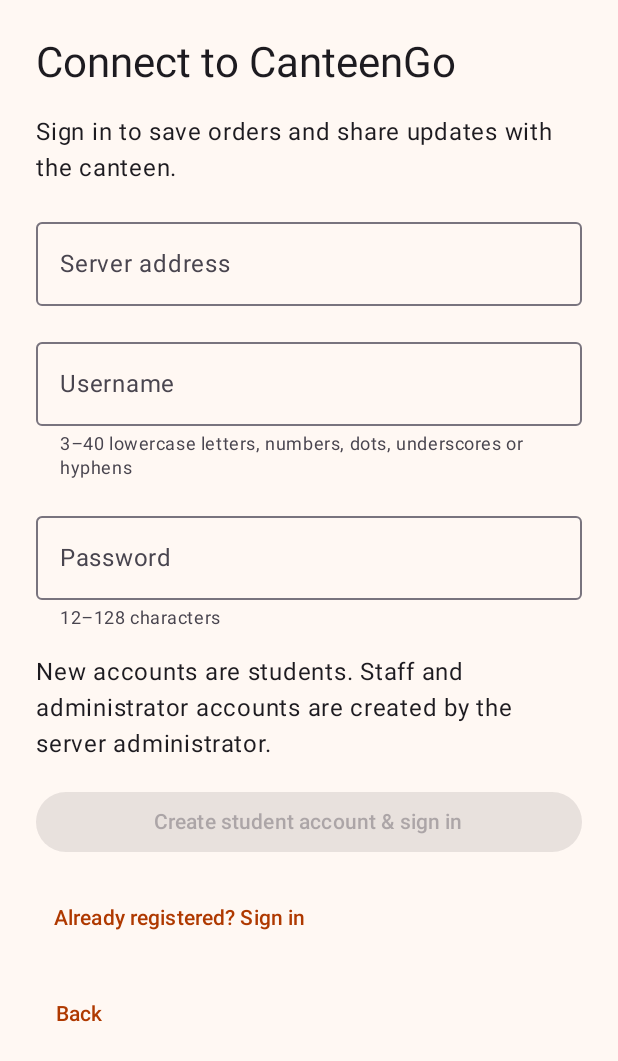
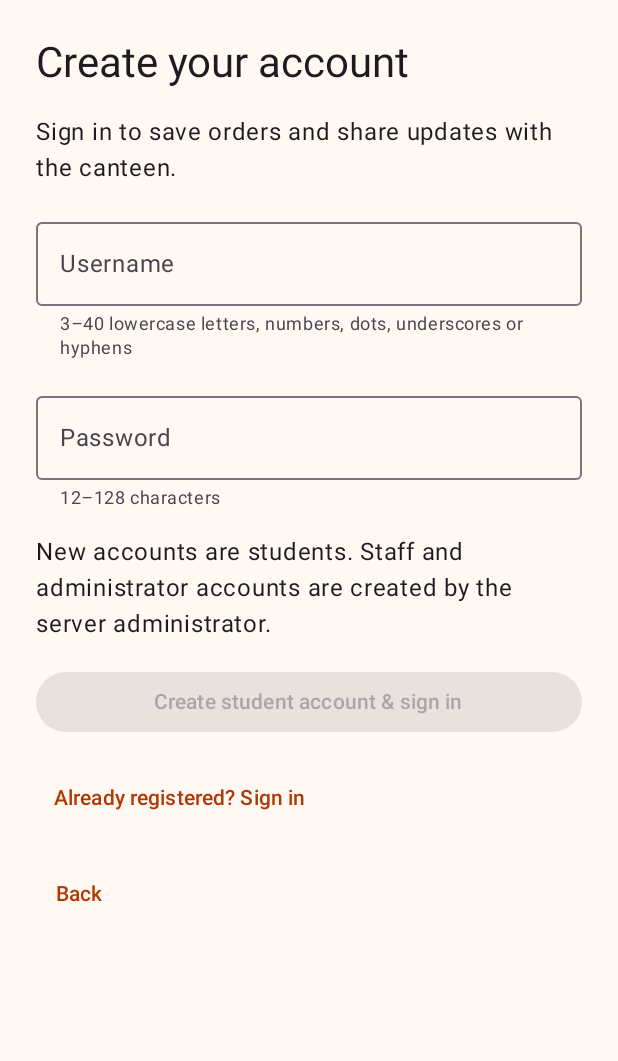
Before and after one commit to LanderAce2727/CanteenGo, an Android app built with Jetpack Compose: the screen it shows after launch (MainActivity), after a tap on "Create a student account", on a phone screen of 412 x 824 dp. Shown: the top 1061 px of the screen. Run offline under Robolectric (Android 15) with nearby library versions, the phone set to English and light mode, and no system bars; 1 other tap on this screen came first.

Commit message:
fix: preserve automatic cloud sign-in before frontend integration

```diff
--- /dev/null
+++ b/app/src/main/java/com/example/canteengo/data/ServerConfig.kt
@@ -0,0 +1,6 @@
+package com.example.canteengo.data
+
+/** Public API address. Database credentials belong only on the backend. */
+object ServerConfig {
+    const val BASE_URL = "https://canteengo-api-rzl0.onrender.com"
+}
--- a/app/src/main/java/com/example/canteengo/ui/CanteenGoApp.kt
+++ b/app/src/main/java/com/example/canteengo/ui/CanteenGoApp.kt
@@ -10,6 +10,7 @@ import androidx.compose.ui.Modifier
 import androidx.compose.ui.unit.dp
 import androidx.compose.ui.window.Dialog
 import com.example.canteengo.ui.navigation.AppDestination
+import com.example.canteengo.data.ServerConfig
 import com.example.canteengo.ui.navigation.AppDestination.*
 import com.example.canteengo.ui.screens.*
 import kotlinx.coroutines.launch
@@ -113,8 +114,8 @@ fun CanteenGoApp(model: CanteenViewModel) {
                 )
             }
             Box(Modifier.widthIn(max = 1100.dp).weight(1f).fillMaxWidth()) {
-                if (connecting) ServerSignInScreen(model.busy, onConnect = { address, name, password, register ->
-                    model.connect(address, name, password, register) {
+                if (connecting) ServerSignInScreen(model.busy, onConnect = { name, password, register ->
+                    model.connect(ServerConfig.BASE_URL, name, password, register) {
                         selectedOrder = null
                         connecting = false
                         route = accountHome()
--- a/app/src/main/java/com/example/canteengo/ui/screens/ServerSignInScreen.kt
+++ b/app/src/main/java/com/example/canteengo/ui/screens/ServerSignInScreen.kt
@@ -11,11 +11,9 @@ import androidx.compose.ui.Modifier
 import androidx.compose.ui.text.input.KeyboardType
 import androidx.compose.ui.text.input.PasswordVisualTransformation
 import androidx.compose.ui.unit.dp
-import com.example.canteengo.BuildConfig
 
 @Composable
-fun ServerSignInScreen(busy: Boolean, onConnect: (String, String, String, Boolean) -> Unit, onBack: () -> Unit) {
-    var address by rememberSaveable { mutableStateOf(if (BuildConfig.DEBUG) "http://10.0.2.2:8000" else "") }
+fun ServerSignInScreen(busy: Boolean, onConnect: (String, String, Boolean) -> Unit, onBack: () -> Unit) {
     var username by rememberSaveable { mutableStateOf("") }
     // Password is deliberately not saved to the activity state.
     var password by remember { mutableStateOf("") }
@@ -24,13 +22,8 @@ fun ServerSignInScreen(busy: Boolean, onConnect: (String, String, String, Boolea
         Modifier.fillMaxSize().verticalScroll(rememberScrollState()).imePadding().padding(24.dp),
         verticalArrangement = Arrangement.spacedBy(16.dp)
     ) {
-        Text("Connect to CanteenGo", style = MaterialTheme.typography.headlineMedium)
+        Text(if (registering) "Create your account" else "Sign in to CanteenGo", style = MaterialTheme.typography.headlineMedium)
         Text("Sign in to save orders and share updates with the canteen.")
-        OutlinedTextField(address, { address = it }, label = { Text("Server address") },
-            singleLine = true, keyboardOptions = KeyboardOptions(keyboardType = KeyboardType.Uri),
-            modifier = Modifier.fillMaxWidth())
-        if (BuildConfig.DEBUG) Text("Emulator: http://10.0.2.2:8000. Phone: use your computer’s Wi-Fi IP address.",
-            style = MaterialTheme.typography.bodySmall)
         OutlinedTextField(username, { username = it }, label = { Text("Username") },
             supportingText = { Text("3–40 lowercase letters, numbers, dots, underscores or hyphens") },
             singleLine = true, modifier = Modifier.fillMaxWidth())
@@ -42,8 +35,8 @@ fun ServerSignInScreen(busy: Boolean, onConnect: (String, String, String, Boolea
         Text(if (registering) "New accounts are students. Staff and administrator accounts are created by the server administrator."
             else "Your account determines which features you can access.")
         Button(
-            onClick = { onConnect(address, username, password, registering) },
-            enabled = !busy && address.isNotBlank() && username.isNotBlank() && password.length in 12..128,
+            onClick = { onConnect(username, password, registering) },
+            enabled = !busy && username.isNotBlank() && password.length in 12..128,
             modifier = Modifier.fillMaxWidth()
         ) { Text(if (registering) "Create student account & sign in" else "Sign in") }
         TextButton(onClick = { registering = !registering }, enabled = !busy) {
```
Also changed, not shown: app/src/main/java/com/example/canteengo/ui/CanteenViewModel.kt (+22 -14 lines), 2 other files.
